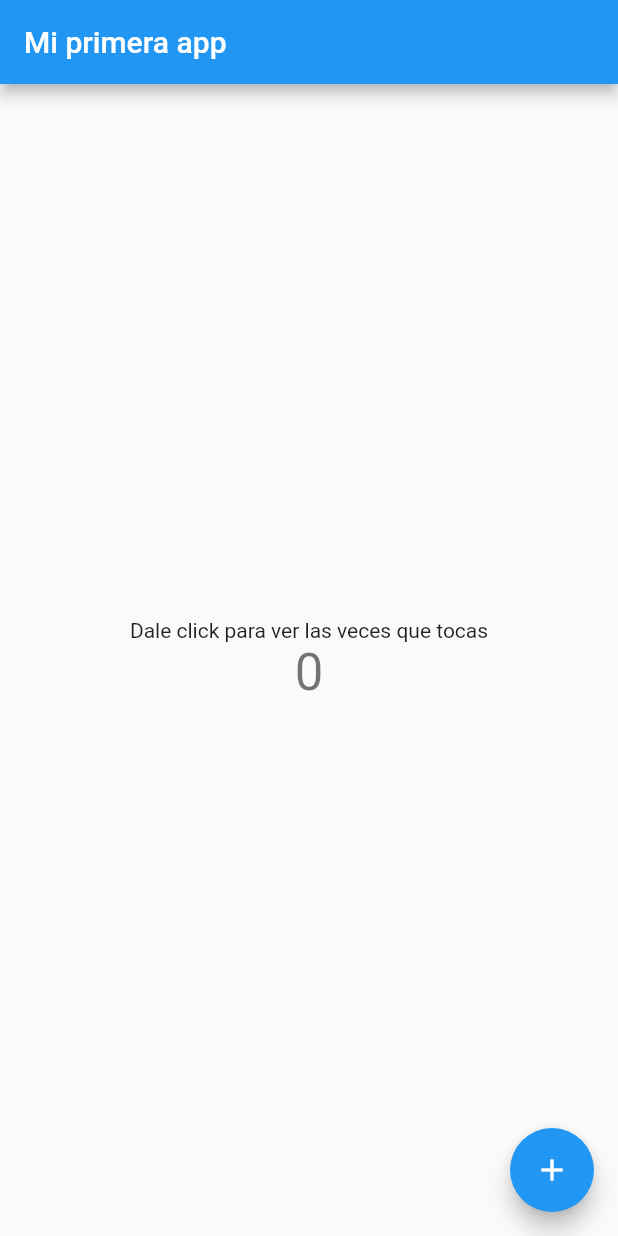
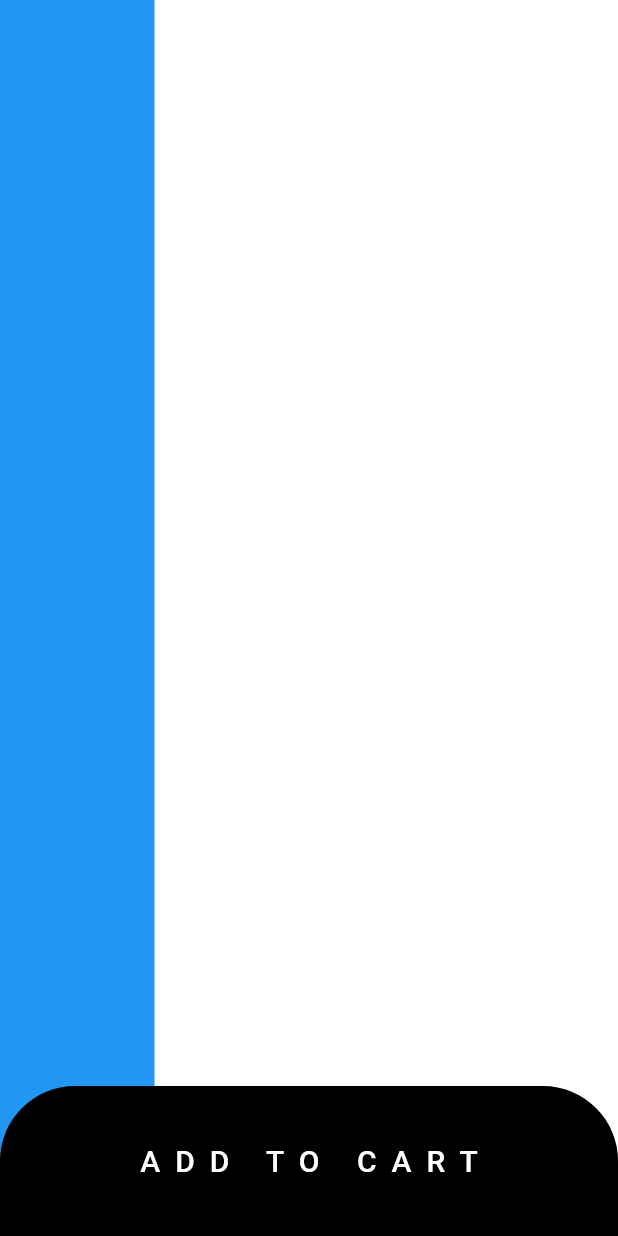
Before and after one commit to Lake-hub/flutter_firstApp, a Flutter app: the screen it shows after launch, on a phone screen of 412 x 824 dp. Run offline on Flutter 3.47's test engine with Material 2 defaults, Android fonts, the phone set to English and light mode, and no system bars.

Commit message:
boton y fondo

```diff
--- a/lib/main.dart
+++ b/lib/main.dart
@@ -1,6 +1,7 @@
 import 'package:flutter/material.dart';
 
 import 'package:flutter/services.dart';
+
 
 void main() => runApp(MyApp());
 
@@ -9,107 +10,86 @@ class MyApp extends StatelessWidget {
   @override
   Widget build(BuildContext context) {
     return MaterialApp(
-      debugShowCheckedModeBanner: false,
       title: 'Flutter Demo',
       theme: ThemeData(
-        // This is the theme of your application.
-        //
-        // Try running your application with "flutter run". You'll see the
-        // application has a blue toolbar. Then, without quitting the app, try
-        // changing the primarySwatch below to Colors.green and then invoke
-        // "hot reload" (press "r" in the console where you ran "flutter run",
-        // or simply save your changes to "hot reload" in a Flutter IDE).
-        // Notice that the counter didn't reset back to zero; the application
-        // is not restarted.
         primarySwatch: Colors.blue,
       ),
-      home: MyHomePage(title: 'Flutter Demo Home Page'),
+      home: SkatePage(),
     );
   }
 }
 
-class MyHomePage extends StatefulWidget {
-  MyHomePage({Key key, this.title}) : super(key: key);
+class BluePainter extends CustomPainter {
+  @override
+  void paint(Canvas canvas, Size size) {
+    final Paint paint = Paint();
+    paint.color = Colors.blue;
 
-  // This widget is the home page of your application. It is stateful, meaning
-  // that it has a State object (defined below) that contains fields that affect
-  // how it looks.
-
-  // This class is the configuration for the state. It holds the values (in this
-  // case the title) provided by the parent (in this case the App widget) and
-  // used by the build method of the State. Fields in a Widget subclass are
-  // always marked "final".
-
-  final String title;
-
-  @override
-  _MyHomePageState createState() => _MyHomePageState();
-}
-
-class _MyHomePageState extends State<MyHomePage> {
-  int _counter = 0;
-
-  void _incrementCounter() {
-    setState(() {
-      // This call to setState tells the Flutter framework that something has
-      // changed in this State, which causes it to rerun the build method below
-      // so that the display can reflect the updated values. If we changed
-      // _counter without calling setState(), then the build method would not be
-      // called again, and so nothing would appear to happen.
-      _counter++;
-    });
+    final Rect rect = Rect.fromLTWH(0,0, size.width * 0.25, size.height);
+    canvas.drawRect(rect, paint);
   }
 
   @override
+  bool shouldRepaint(CustomPainter oldDelegate) {
+
+    return true;
+  }
+}
+
+class SkatePage extends StatelessWidget {
+  @override
   Widget build(BuildContext context) {
-    // This method is rerun every time setState is called, for instance as done
-    // by the _incrementCounter method above.
-    //
-    // The Flutter framework has been optimized to make rerunning build methods
-    // fast, so that you can just rebuild anything that needs updating rather
-    // than having to individually change instances of widgets.
     return Scaffold(
-      appBar: AppBar(
-
-        // Here we take the value from the MyHomePage object that was created by
-        // the App.build method, and use it to set our appbar title.
-        title: Text('Mi primera app'),
-      ),
-      body: Center(
-        // Center is a layout widget. It takes a single child and positions it
-        // in the middle of the parent.
-        child: Column(
-          // Column is also a layout widget. It takes a list of children and
-          // arranges them vertically. By default, it sizes itself to fit its
-          // children horizontally, and tries to be as tall as its parent.
-          //
-          // Invoke "debug painting" (press "p" in the console, choose the
-          // "Toggle Debug Paint" action from the Flutter Inspector in Android
-          // Studio, or the "Toggle Debug Paint" command in Visual Studio Code)
-          // to see the wireframe for each widget.
-          //
-          // Column has various properties to control how it sizes itself and
-          // how it positions its children. Here we use mainAxisAlignment to
-          // center the children vertically; the main axis here is the vertical
-          // axis because Columns are vertical (the cross axis would be
-          // horizontal).
-          mainAxisAlignment: MainAxisAlignment.center,
-          children: <Widget>[
-            Text(
-              'Dale click para ver las veces que tocas',
-            ),
-            Text(
-              '$_counter',
-              style: Theme.of(context).textTheme.display1,
-            ),
-          ],
+      backgroundColor: Colors.white,
+      body: CustomPaint(
+        painter: BluePainter(),
+        child: SafeArea(
+          bottom: false,
+          child: Column(
+            children: <Widget>[
+              appBar(),
+              content(),
+              button()
+            ],
+          ),
         ),
-      ),
-      floatingActionButton: FloatingActionButton(
-        onPressed: _incrementCounter,
-        tooltip: 'Increment',
-        child: Icon(Icons.add),
-      ), // This trailing comma makes auto-formatting nicer for build methods.
+      )
     );
   }
 }
+
+
+
+Widget appBar() {
+  return Row();
+}
+
+Widget content(){
+  return Expanded(
+    child: Row(),
+  );
+}
+
+Widget button(){
+  return Container(
+    width: double.infinity,
+    height: 100,
+    decoration: BoxDecoration(
+      color: Colors.black,
+      borderRadius: BorderRadius.only(
+        topRight: Radius.circular(50),
+        topLeft: Radius.circular(50),
+      )
+    ),
+    child: FlatButton(
+      onPressed: () {},
+      child: Text('ADD TO CART',
+        style: TextStyle(
+          color: Colors.white,
+          fontSize: 20.0,
+          letterSpacing: 10,
+        ),
+      ),
+    ),
+  );
+}
--- a/pubspec.yaml
+++ b/pubspec.yaml
@@ -41,9 +41,10 @@ flutter:
   uses-material-design: true
 
   # To add assets to your application, add an assets section, like this:
-  # assets:
+  assets:
   #  - images/a_dot_burr.jpeg
   #  - images/a_dot_ham.jpeg
+    - assets/
 
   # An image asset can refer to one or more resolution-specific "variants", see
   # https://flutter.dev/assets-and-images/#resolution-aware.
```
Also changed, not shown: assets/board1.png (added), assets/board2.png (added), assets/board3.png (added), assets/board4.png (added), assets/board5.png (added), assets/board6.png (added).
